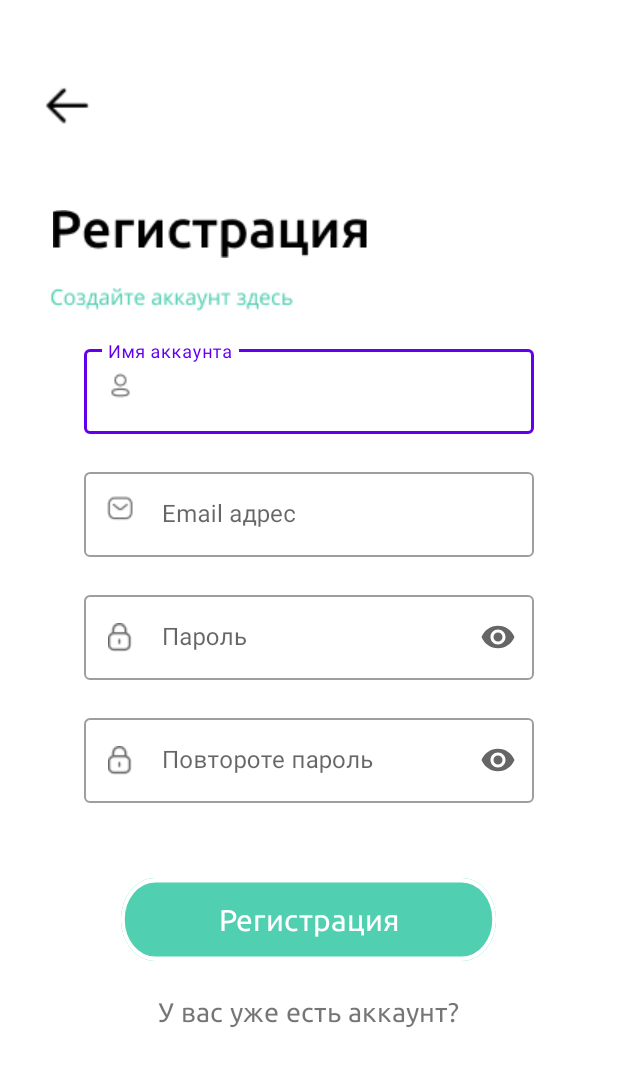
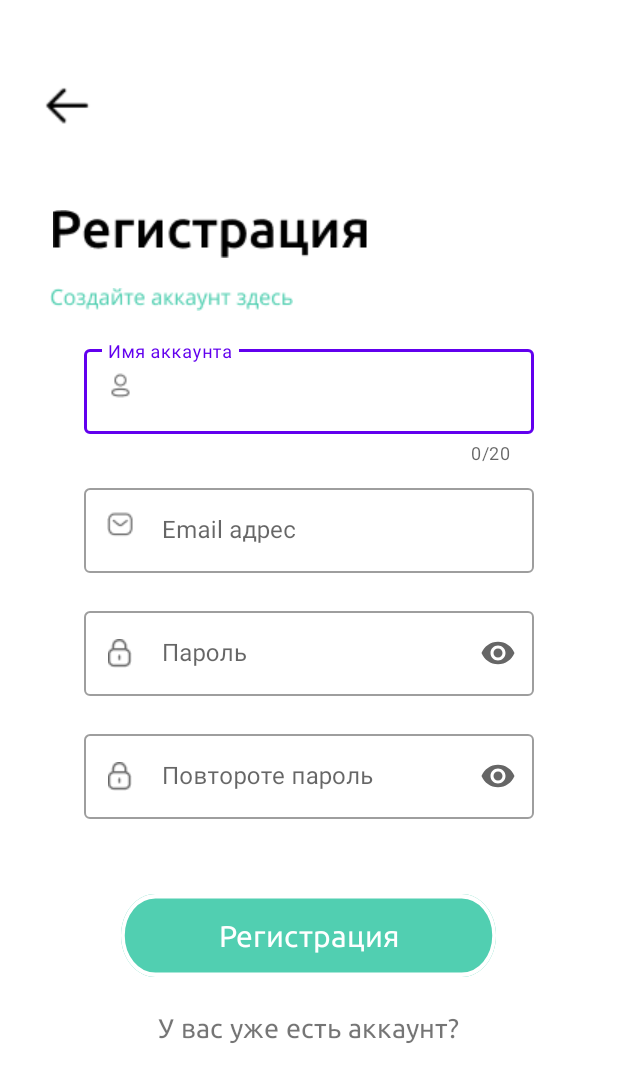
Before and after one commit to sashakok228/pickup, an Android app: the activity_regestr screen opened directly, with no data from a screen before it, on a phone screen of 412 x 824 dp. Shown: the top 1082 px of the screen. Run offline under Robolectric (Android 15) with nearby library versions, the phone set to English and light mode, and no system bars; our stand-ins replace Firebase (no records; nobody signed in at launch, a user with empty details on screens opened directly).

Commit message:
dorabotka obnv

```diff
--- a/app/src/main/AndroidManifest.xml
+++ b/app/src/main/AndroidManifest.xml
@@ -3,7 +3,7 @@
     xmlns:tools="http://schemas.android.com/tools">
 
     <uses-permission android:name="android.permission.INTERNET" />
-
+    <uses-permission android:name="android.permission.ACCESS_NETWORK_STATE"/>
     <application
         android:allowBackup="true"
         android:dataExtractionRules="@xml/data_extraction_rules"
--- a/app/src/main/res/layout/activity_regestr.xml
+++ b/app/src/main/res/layout/activity_regestr.xml
@@ -40,6 +40,8 @@
                 style="@style/Widget.MaterialComponents.TextInputLayout.OutlinedBox"
                 android:layout_marginTop="20dp"
                 app:startIconDrawable="@drawable/profile"
+                app:counterEnabled="true"
+                app:counterMaxLength="20"
                 >
             <com.google.android.material.textfield.TextInputEditText
                 android:id="@+id/name2"
@@ -55,7 +57,7 @@
             android:layout_height="wrap_content"
             android:layout_gravity="center"
             style="@style/Widget.MaterialComponents.TextInputLayout.OutlinedBox"
-            android:layout_marginTop="20dp"
+            android:layout_marginTop="10dp"
             app:startIconDrawable="@drawable/message"
             ><com.google.android.material.textfield.TextInputEditText
             android:id="@+id/mail2"
```
Also changed, not shown: app/src/main/java/com/example/myapplication/activity_regestr.java (+7 -1 lines).
